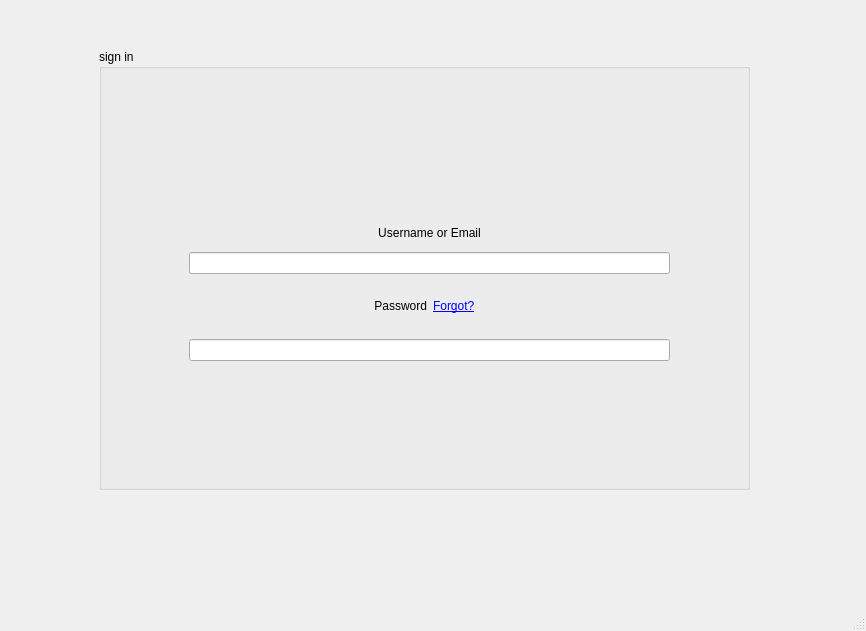
ameerlouly/TicTacToe_Embedded2027, file login/mainwindow.ui: the form before one commit.
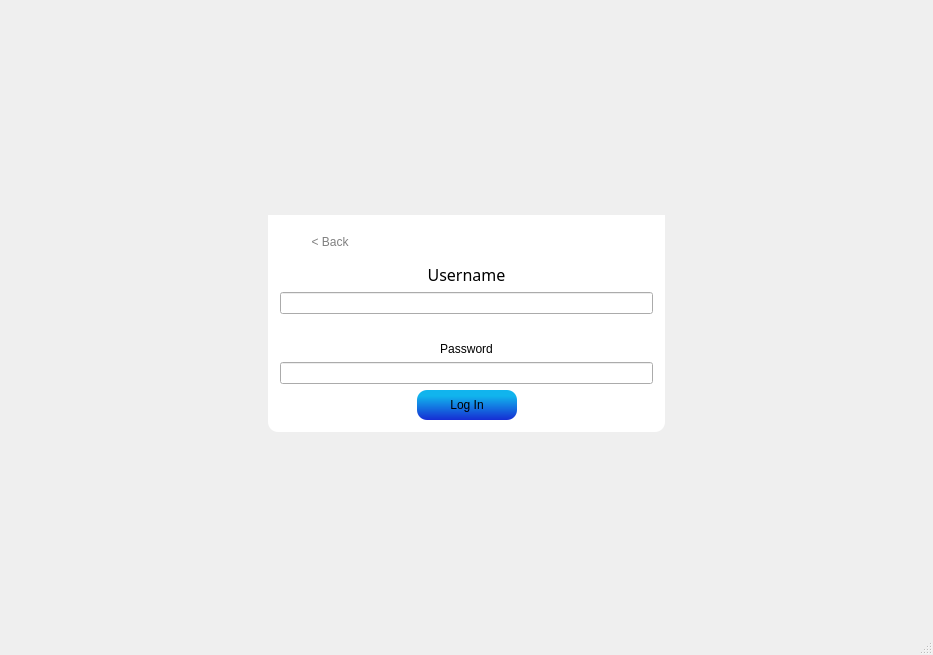
The form after the commit. The open tabs and pages were chosen to show the change. Icons and pictures are not drawn.

Commit message: Added Back Button

Patch:
```diff
--- a/login/mainwindow.ui
+++ b/login/mainwindow.ui
@@ -6,8 +6,8 @@
    <rect>
     <x>0</x>
     <y>0</y>
-    <width>866</width>
-    <height>631</height>
+    <width>933</width>
+    <height>655</height>
    </rect>
   </property>
   <property name="font">
@@ -29,7 +29,7 @@
     <string notr="true"/>
    </property>
    <layout class="QGridLayout" name="gridLayout_4">
-    <item row="0" column="0">
+    <item row="0" column="1">
      <widget class="QStackedWidget" name="stackedWidget">
       <property name="styleSheet">
        <string notr="true"/>
@@ -290,103 +290,339 @@
        </layout>
       </widget>
       <widget class="QWidget" name="page2">
-       <widget class="QGroupBox" name="groupBox_2">
-        <property name="geometry">
-         <rect>
-          <x>90</x>
-          <y>40</y>
-          <width>651</width>
-          <height>441</height>
-         </rect>
-        </property>
-        <property name="title">
-         <string>sign in </string>
-        </property>
-        <widget class="QWidget" name="layoutWidget">
-         <property name="geometry">
-          <rect>
-           <x>90</x>
-           <y>170</y>
-           <width>481</width>
-           <height>55</height>
-          </rect>
-         </property>
-         <layout class="QGridLayout" name="gridLayout">
-          <item row="2" column="0">
-           <widget class="QLineEdit" name="username"/>
-          </item>
-          <item row="0" column="0">
-           <widget class="QLabel" name="username_2">
-            <property name="font">
-             <font>
-              <bold>false</bold>
-             </font>
-            </property>
-            <property name="lineWidth">
-             <number>1</number>
-            </property>
-            <property name="midLineWidth">
-             <number>0</number>
-            </property>
-            <property name="text">
-             <string>Username or Email</string>
-            </property>
-            <property name="alignment">
-             <set>Qt::AlignmentFlag::AlignCenter</set>
-            </property>
-            <property name="openExternalLinks">
-             <bool>false</bool>
-            </property>
-           </widget>
-          </item>
-         </layout>
-        </widget>
-        <widget class="QWidget" name="layoutWidget_2">
-         <property name="geometry">
-          <rect>
-           <x>90</x>
-           <y>230</y>
-           <width>481</width>
-           <height>82</height>
-          </rect>
-         </property>
-         <layout class="QGridLayout" name="gridLayout_2">
+       <layout class="QGridLayout" name="gridLayout_9">
+        <item row="1" column="1">
+         <layout class="QGridLayout" name="gridLayout_8">
           <item row="0" column="1">
-           <widget class="QLabel" name="forgotlabel">
-            <property name="frameShape">
-             <enum>QFrame::Shape::NoFrame</enum>
+           <spacer name="verticalSpacer_6">
+            <property name="orientation">
+             <enum>Qt::Orientation::Vertical</enum>
             </property>
-            <property name="frameShadow">
-             <enum>QFrame::Shadow::Plain</enum>
+            <property name="sizeHint" stdset="0">
+             <size>
+              <width>20</width>
+              <height>40</height>
+             </size>
             </property>
-            <property name="text">
-             <string>&lt;a href=&quot;#&quot;&gt;Forgot?&lt;/a&gt;</string>
+           </spacer>
+          </item>
+          <item row="1" column="0">
+           <spacer name="horizontalSpacer_8">
+            <property name="orientation">
+             <enum>Qt::Orientation::Horizontal</enum>
             </property>
-            <property name="textFormat">
-             <enum>Qt::TextFormat::RichText</enum>
+            <property name="sizeHint" stdset="0">
+             <size>
+              <width>40</width>
+              <height>20</height>
+             </size>
             </property>
-           </widget>
+           </spacer>
           </item>
-          <item row="0" column="0">
-           <widget class="QLabel" name="password_2">
-            <property name="text">
-             <string>Password</string>
+          <item row="1" column="1">
+           <widget class="QGroupBox" name="MiddleBox">
+            <property name="styleSheet">
+             <string notr="true">QGroupBox
+{
+	border-radius: 0px;
+	padding: 3px;
+}
+
+QPushButton
+{
+	font: 300 15pt &quot;Montserrat&quot;;
+	Background: qlineargradient(spread:pad, x1:0.5, y1:1, x2:0.5, y2:0.2, stop:0 rgba(22, 45, 211, 255), stop:1 rgba(17, 180, 237, 255));
+	Border-radius: 10px;
+	height: 30px;
+	width: 100px;
+}</string>
             </property>
-            <property name="alignment">
-             <set>Qt::AlignmentFlag::AlignRight|Qt::AlignmentFlag::AlignTrailing|Qt::AlignmentFlag::AlignVCenter</set>
+            <property name="title">
+             <string/>
             </property>
+            <layout class="QVBoxLayout" name="verticalLayout">
+             <property name="spacing">
+              <number>0</number>
+             </property>
+             <item>
+              <widget class="QLabel" name="label_2">
+               <property name="text">
+                <string/>
+               </property>
+               <property name="pixmap">
+                <pixmap resource="imgs.qrc">:/Logic/Graphics/Ready/Login Graphic.png</pixmap>
+               </property>
+               <property name="scaledContents">
+                <bool>true</bool>
+               </property>
+              </widget>
+             </item>
+             <item>
+              <widget class="QGroupBox" name="LoginFormGroup">
+               <property name="styleSheet">
+                <string notr="true">QGroupBox
+{
+	color:white;
+	Background-color: White;
+	border-bottom-left-radius: 10px;
+	border-bottom-right-radius: 10px;
+}
+
+QLabel
+{
+	font: 300 12pt &quot;Montserrat&quot;;
+	color: Black;
+}
+
+QLineEdit
+{
+	
+	border-color: Green;
+}</string>
+               </property>
+               <property name="title">
+                <string/>
+               </property>
+               <layout class="QVBoxLayout" name="verticalLayout_4">
+                <item>
+                 <layout class="QGridLayout" name="gridLayout_7">
+                  <item row="0" column="0">
+                   <widget class="QPushButton" name="BackLogin_button">
+                    <property name="styleSheet">
+                     <string notr="true">QPushButton#BackLogin_button
+{
+	font: 300 13pt &quot;Montserrat&quot;;
+	color: grey;
+	Background: rgba(0, 0, 0, 0);
+}</string>
+                    </property>
+                    <property name="text">
+                     <string>&lt; Back</string>
+                    </property>
+                    <property name="iconSize">
+                     <size>
+                      <width>12</width>
+                      <height>9</height>
+                     </size>
+                    </property>
+                   </widget>
+                  </item>
+                  <item row="0" column="1">
+                   <spacer name="horizontalSpacer_11">
+                    <property name="orientation">
+                     <enum>Qt::Orientation::Horizontal</enum>
+                    </property>
+                    <property name="sizeHint" stdset="0">
+                     <size>
+                      <width>40</width>
+                      <height>20</height>
+                     </size>
+                    </property>
+                   </spacer>
+                  </item>
+                 </layout>
+                </item>
+                <item>
+                 <layout class="QGridLayout" name="gridLayout">
+                  <item row="2" column="0">
+                   <widget class="QLineEdit" name="username"/>
+                  </item>
+                  <item row="0" column="0">
+                   <widget class="QLabel" name="username_2">
+                    <property name="font">
+                     <font>
+                      <family>Montserrat</family>
+                      <pointsize>12</pointsize>
+                      <italic>false</italic>
+                      <fontweight>Light</fontweight>
+                     </font>
+                    </property>
+                    <property name="lineWidth">
+                     <number>1</number>
+                    </property>
+                    <property name="midLineWidth">
+                     <number>0</number>
+                    </property>
+                    <property name="text">
+                     <string>Username</string>
+                    </property>
+                    <property name="alignment">
+                     <set>Qt::AlignmentFlag::AlignCenter</set>
+                    </property>
+                    <property name="openExternalLinks">
+                     <bool>false</bool>
+                    </property>
+                   </widget>
+                  </item>
+                 </layout>
+                </item>
+                <item>
+                 <spacer name="verticalSpacer_5">
+                  <property name="orientation">
+                   <enum>Qt::Orientation::Vertical</enum>
+                  </property>
+                  <property name="sizeType">
+                   <enum>QSizePolicy::Policy::Minimum</enum>
+                  </property>
+                  <property name="sizeHint" stdset="0">
+                   <size>
+                    <width>10</width>
+                    <height>22</height>
+                   </size>
+                  </property>
+                 </spacer>
+                </item>
+                <item>
+                 <layout class="QGridLayout" name="gridLayout_6">
+                  <item row="0" column="0">
+                   <widget class="QLabel" name="password_2">
+                    <property name="styleSheet">
+                     <string notr="true">QLabel
+{
+	colour: black;
+}</string>
+                    </property>
+                    <property name="text">
+                     <string>Password</string>
+                    </property>
+                    <property name="alignment">
+                     <set>Qt::AlignmentFlag::AlignCenter</set>
+                    </property>
+                   </widget>
+                  </item>
+                  <item row="1" column="0">
+                   <widget class="QLineEdit" name="password">
+                    <property name="echoMode">
+                     <enum>QLineEdit::EchoMode::Password</enum>
+                    </property>
+                   </widget>
+                  </item>
+                 </layout>
+                </item>
+                <item>
+                 <layout class="QGridLayout" name="gridLayout_10">
+                  <item row="0" column="0">
+                   <spacer name="horizontalSpacer_6">
+                    <property name="orientation">
+                     <enum>Qt::Orientation::Horizontal</enum>
+                    </property>
+                    <property name="sizeHint" stdset="0">
+                     <size>
+                      <width>137</width>
+                      <height>20</height>
+                     </size>
+                    </property>
+                   </spacer>
+                  </item>
+                  <item row="0" column="1">
+                   <widget class="QPushButton" name="pushButton">
+                    <property name="text">
+                     <string>Log In</string>
+                    </property>
+                   </widget>
+                  </item>
+                  <item row="0" column="2">
+                   <spacer name="horizontalSpacer_5">
+                    <property name="orientation">
+                     <enum>Qt::Orientation::Horizontal</enum>
+                    </property>
+                    <property name="sizeHint" stdset="0">
+                     <size>
+                      <width>136</width>
+                      <height>20</height>
+                     </size>
+                    </property>
+                   </spacer>
+                  </item>
+                 </layout>
+                </item>
+               </layout>
+              </widget>
+             </item>
+            </layout>
            </widget>
           </item>
-          <item row="1" column="0" colspan="2">
-           <widget class="QLineEdit" name="password">
-            <property name="echoMode">
-             <enum>QLineEdit::EchoMode::Password</enum>
+          <item row="1" column="2">
+           <spacer name="horizontalSpacer_7">
+            <property name="orientation">
+             <enum>Qt::Orientation::Horizontal</enum>
             </property>
-           </widget>
+            <property name="sizeHint" stdset="0">
+             <size>
+              <width>40</width>
+              <height>20</height>
+             </size>
+            </property>
+           </spacer>
+          </item>
+          <item row="2" column="1">
+           <spacer name="verticalSpacer_7">
+            <property name="orientation">
+             <enum>Qt::Orientation::Vertical</enum>
+            </property>
+            <property name="sizeHint" stdset="0">
+             <size>
+              <width>20</width>
+              <height>40</height>
+             </size>
+            </property>
+           </spacer>
           </item>
          </layout>
-        </widget>
-       </widget>
+        </item>
+        <item row="2" column="1">
+         <spacer name="verticalSpacer_8">
+          <property name="orientation">
+           <enum>Qt::Orientation::Vertical</enum>
+          </property>
+          <property name="sizeHint" stdset="0">
+           <size>
+            <width>20</width>
+            <height>12</height>
+           </size>
+          </property>
+         </spacer>
+        </item>
+        <item row="1" column="0">
+         <spacer name="horizontalSpacer_9">
+          <property name="orientation">
+           <enum>Qt::Orientation::Horizontal</enum>
+          </property>
+          <property name="sizeHint" stdset="0">
+           <size>
+            <width>173</width>
+            <height>20</height>
+           </size>
+          </property>
+         </spacer>
+        </item>
+        <item row="0" column="1">
+         <spacer name="verticalSpacer_9">
+          <property name="orientation">
+           <enum>Qt::Orientation::Vertical</enum>
+          </property>
+          <property name="sizeHint" stdset="0">
+           <size>
+            <width>20</width>
+            <height>12</height>
+           </size>
+          </property>
+         </spacer>
+        </item>
+        <item row="1" column="2">
+         <spacer name="horizontalSpacer_10">
+          <property name="orientation">
+           <enum>Qt::Orientation::Horizontal</enum>
+          </property>
+          <property name="sizeHint" stdset="0">
+           <size>
+            <width>173</width>
+            <height>20</height>
+           </size>
+          </property>
+         </spacer>
+        </item>
+       </layout>
       </widget>
      </widget>
     </item>
```
Left out of the diff: 48 changed lines with no effect on the pictures. The commit also changes 7 other files.
